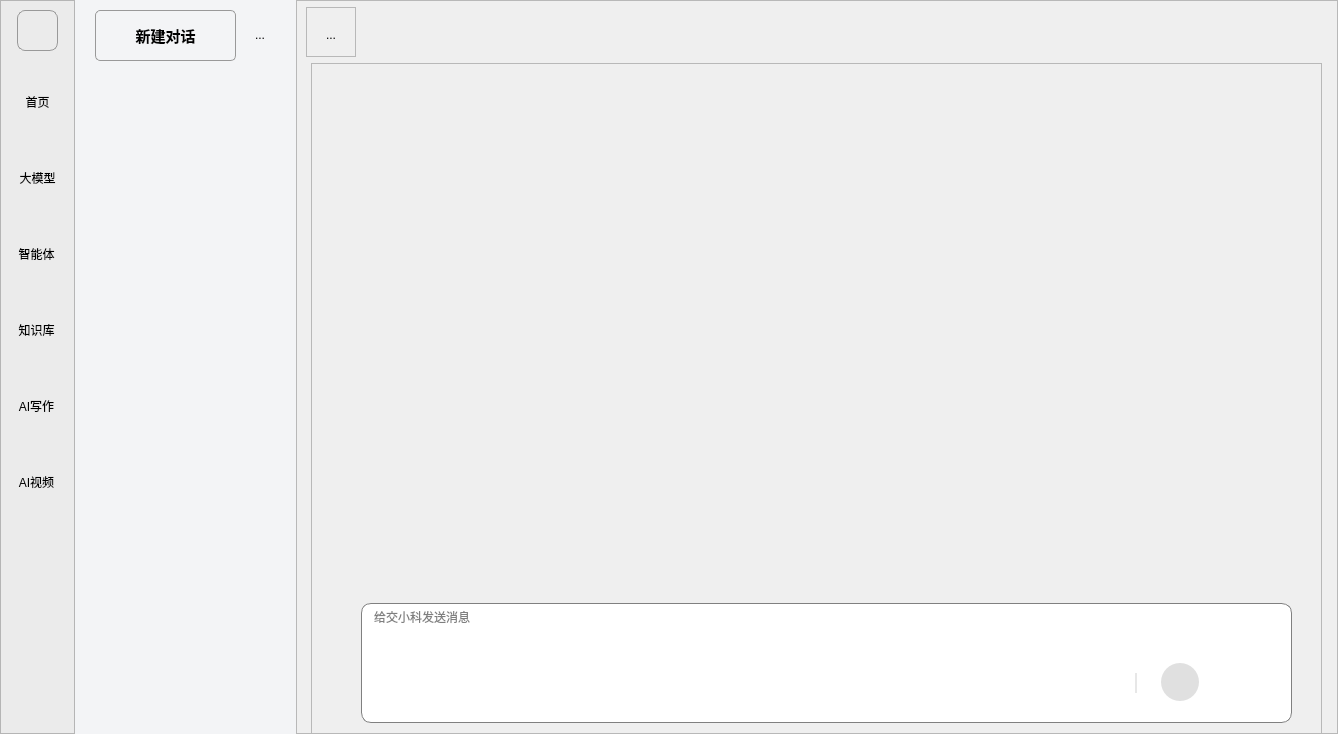
The window that widget.ui (gyf0951/LLM) describes before a commit, drawn with Qt 5.
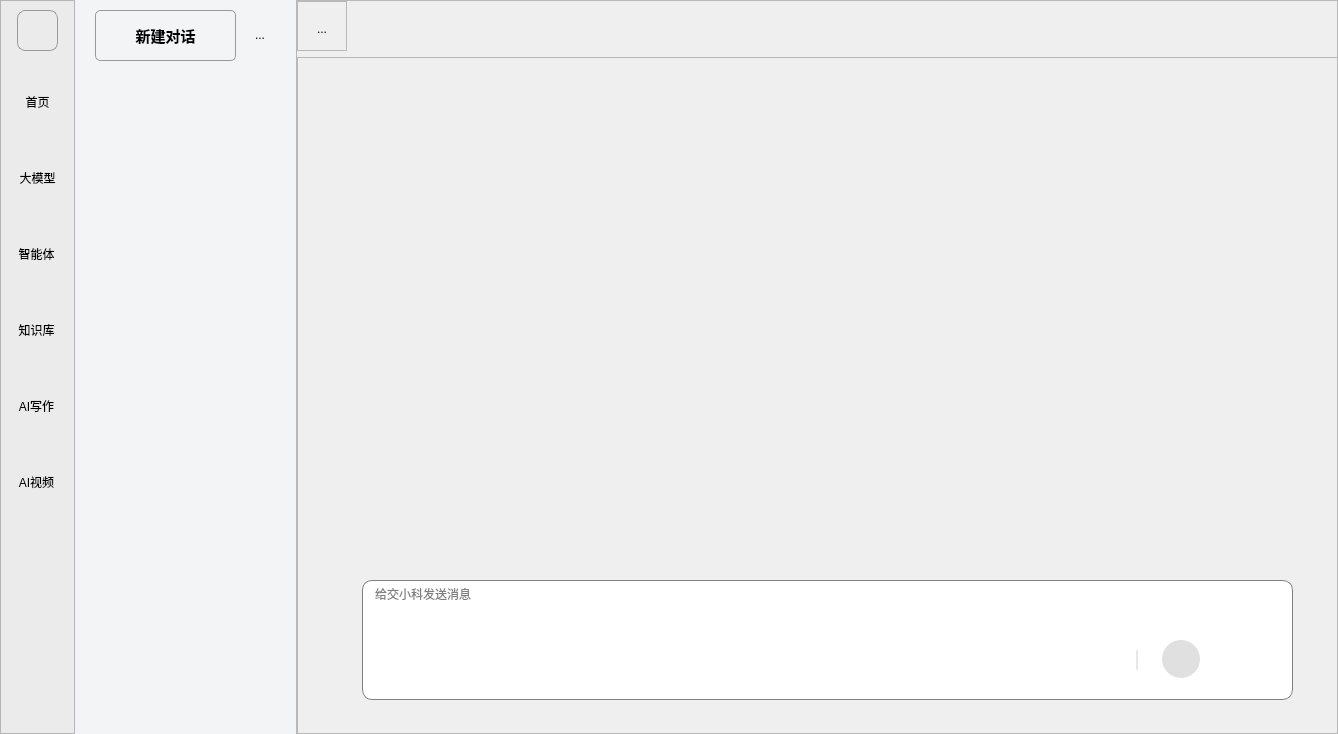
The same window after the commit. Icons and pictures are not drawn. Custom widgets are drawn as their Qt base class.

The edit to the form file:
```diff
--- a/widget.ui
+++ b/widget.ui
@@ -428,8 +428,17 @@
       <enum>QFrame::Raised</enum>
      </property>
      <layout class="QVBoxLayout" name="verticalLayout_3">
+      <property name="leftMargin">
+       <number>0</number>
+      </property>
       <property name="topMargin">
-       <number>6</number>
+       <number>0</number>
+      </property>
+      <property name="rightMargin">
+       <number>0</number>
+      </property>
+      <property name="bottomMargin">
+       <number>0</number>
       </property>
       <item>
        <widget class="QFrame" name="frame_6">
@@ -493,12 +502,18 @@
         </layout>
        </widget>
       </item>
-      <item alignment="Qt::AlignHCenter|Qt::AlignVCenter">
+      <item>
        <widget class="QFrame" name="frame_4">
         <property name="minimumSize">
          <size>
-          <width>1001</width>
-          <height>701</height>
+          <width>1042</width>
+          <height>684</height>
+         </size>
+        </property>
+        <property name="maximumSize">
+         <size>
+          <width>16777215</width>
+          <height>16777215</height>
          </size>
         </property>
         <property name="frameShape">
@@ -508,15 +523,18 @@
          <enum>QFrame::Raised</enum>
         </property>
         <layout class="QVBoxLayout" name="verticalLayout_2">
-         <property name="spacing">
-          <number>0</number>
-         </property>
          <item>
           <widget class="ChatWidget" name="listWidget">
+           <property name="sizePolicy">
+            <sizepolicy hsizetype="Expanding" vsizetype="Expanding">
+             <horstretch>0</horstretch>
+             <verstretch>0</verstretch>
+            </sizepolicy>
+           </property>
            <property name="minimumSize">
             <size>
              <width>951</width>
-             <height>450</height>
+             <height>442</height>
             </size>
            </property>
            <property name="maximumSize">
@@ -535,7 +553,7 @@
            </property>
           </widget>
          </item>
-         <item alignment="Qt::AlignHCenter|Qt::AlignVCenter">
+         <item alignment="Qt::AlignHCenter">
           <widget class="QWidget" name="widget" native="true">
            <property name="minimumSize">
             <size>
```
Left out of the diff: 2 changed lines with no effect on the pictures.
